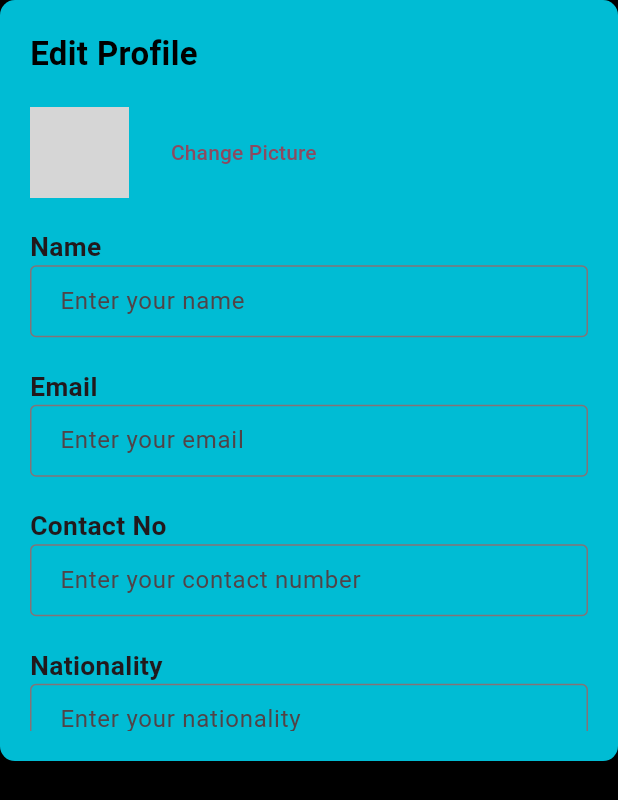
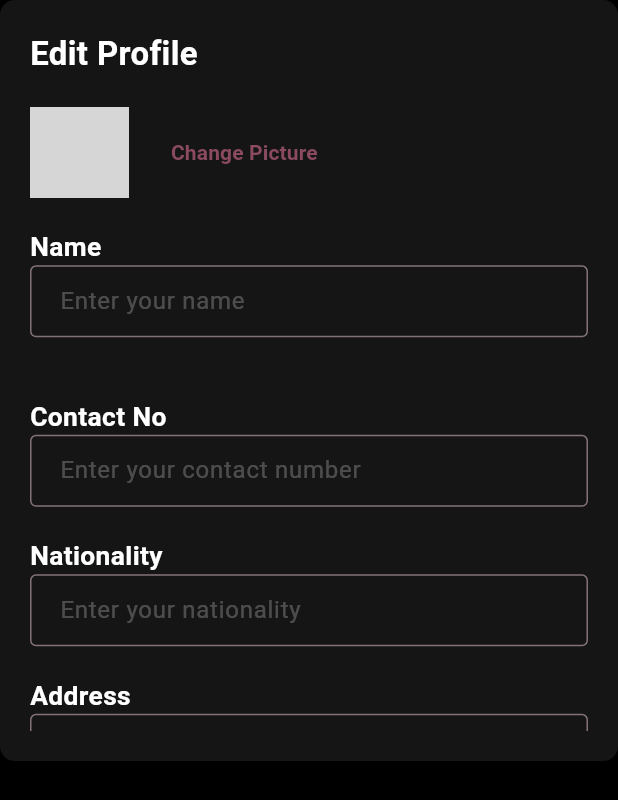
Before and after one commit to billalhossan1/coaching_app, a Flutter app: what editProfileBottomsheet() shows on an empty page, opened directly with empty values, on a phone screen of 412 x 824 dp. Shown: the top 800 px of the screen. Run offline on Flutter 3.47's test engine with Material 3 defaults, Android fonts, the phone set to English and light mode, and no system bars; our stand-ins replace cached_network_image, dropdown_button2, flutter_phoenix, flutter_screenutil, flutter_svg, get and 6 more; accounts and stored records are empty; network calls fail; grey boxes are pictures that could not be loaded.

Commit message:
profile done

```diff
--- a/lib/Service/api_url.dart
+++ b/lib/Service/api_url.dart
@@ -24,7 +24,7 @@ class ApiConstant {
   static const resend_otp = "/auth/resend-otp";
   static const get_profile = "/user/profile";
   static const change_password = "/user/change-password";
-  static const update_profile = "/user";
+  static const update_profile = "/user/profile";
   static const user_info = "/user/info";
   static const create_post = "/post";
   static const fetch_post = "/post";
--- a/lib/view/screen/home/home_screen.dart
+++ b/lib/view/screen/home/home_screen.dart
@@ -1,5 +1,6 @@
 import 'package:flutter/material.dart';
 import 'package:flutter_screenutil/flutter_screenutil.dart';
+import 'package:football_coaching_coach_app/Service/api_url.dart';
 import 'package:football_coaching_coach_app/shimmer/course_shimmer.dart';
 import 'package:football_coaching_coach_app/shimmer/row_shimmer.dart';
 import 'package:football_coaching_coach_app/shimmer/shimmer_profile_header.dart';
@@ -32,8 +33,8 @@ class HomeScreen extends StatelessWidget {
                 ? buildShimmerProfileHeader(context)
                 : CustomAppBarWithoutBorder(
                     context,
-                    homeController.profileModel.value?.profileModel?.image ??
-                        '',
+                    "${ApiConstant.imageUrl}${homeController.profileModel.value?.profileModel?.image ??
+                        ''}",
                   ),
           ),
           Container(
--- a/lib/view/screen/home/profile/edit_profile_bottom_shit.dart
+++ b/lib/view/screen/home/profile/edit_profile_bottom_shit.dart
@@ -1,21 +1,28 @@
 import 'package:flutter/material.dart';
 import 'package:flutter_screenutil/flutter_screenutil.dart';
+import 'package:football_coaching_coach_app/Service/api_url.dart';
+import 'package:football_coaching_coach_app/utils/AppColors/app_colors.dart';
 import 'package:get/get.dart';
+import 'package:image_picker/image_picker.dart';
 
 import '../../../widget/custom_svg.dart';
 import '../controller/home_controller.dart';
 import 'model/profile_model.dart'; // Assuming you use Svg for your icons
 
 // The bottom sheet widget for editing the profile
-Widget editProfileBottomsheet(ProfileModel? profileModel, HomeController controller) {
+Widget editProfileBottomsheet(
+  ProfileModel? profileModel,
+  HomeController controller,BuildContext context
+) {
   return Container(
     padding: const EdgeInsets.all(20),
     height: 500.h,
     decoration: BoxDecoration(
-      color: Colors.cyan,
-      borderRadius: BorderRadius.circular(10)
+      color: AppColors.black900,
+      borderRadius: BorderRadius.circular(10),
     ),
-    child: SingleChildScrollView(  // Add this widget to make content scrollable
+    child: SingleChildScrollView(
+      // Add this widget to make content scrollable
       child: Column(
         crossAxisAlignment: CrossAxisAlignment.start,
         children: [
@@ -25,17 +32,29 @@ Widget editProfileBottomsheet(ProfileModel? profileModel, HomeController control
             style: TextStyle(
               fontSize: 20.sp,
               fontWeight: FontWeight.bold,
-              color: Colors.black,
+              color: Colors.white,
             ),
           ),
           const SizedBox(height: 20),
 
           // Profile Picture Change (this is just a placeholder)
-          Row(
+          GetBuilder<HomeController>(
+            builder: (context) {
+              return Row(
                 children: [
-              ClipOval(
+                  controller.selectedImage == null
+                      ? ClipOval(
                     child: Image.network(
-                  profileModel?.profileModel?.image ?? '', // Placeholder image path
+                      "${ApiConstant.imageUrl}${profileModel?.profileModel?.image ??
+                          ''}", // Placeholder image path
+                      height: 60.h,
+                      width: 60.w,
+                      fit: BoxFit.cover,
+                    ),
+                  )
+                      : ClipOval(
+                    child: Image.file(
+                      controller.selectedImage!, // Placeholder image path
                       height: 60.h,
                       width: 60.w,
                       fit: BoxFit.cover,
@@ -44,55 +63,66 @@ Widget editProfileBottomsheet(ProfileModel? profileModel, HomeController control
                   const SizedBox(width: 16),
                   TextButton(
                     onPressed: () {
-                  // Implement image picking functionality here
+                      controller.pickImage(ImageSource.gallery);
                     },
-                child: const Text('Change Picture'),
+                    child: const Text(
+                      'Change Picture',
+                      style: TextStyle(fontWeight: FontWeight.bold),
+                    ),
                   ),
                 ],
+              );
+            }
           ),
           const SizedBox(height: 20),
 
           // Name input field
           Text(
             'Name',
-            style: TextStyle(fontSize: 16.sp, fontWeight: FontWeight.w600),
+            style: TextStyle(
+              fontSize: 16.sp,
+              fontWeight: FontWeight.w600,
+              color: Colors.white,
+            ),
           ),
           TextField(
             controller: controller.nameController,
+            style: const TextStyle(color: Colors.white70),
             decoration: const InputDecoration(
               hintText: 'Enter your name',
+              hintStyle: TextStyle(color: Colors.white24),
               border: OutlineInputBorder(),
-              contentPadding: EdgeInsets.symmetric(horizontal: 16, vertical: 10),
+              contentPadding: EdgeInsets.symmetric(
+                horizontal: 16,
+                vertical: 10,
+              ),
             ),
           ),
           const SizedBox(height: 20),
 
-          // Email input field
-          Text(
-            'Email',
-            style: TextStyle(fontSize: 16.sp, fontWeight: FontWeight.w600),
-          ),
-          TextField(
-            controller: controller.emailController,
-            decoration: const InputDecoration(
-              hintText: 'Enter your email',
-              border: OutlineInputBorder(),
-              contentPadding: EdgeInsets.symmetric(horizontal: 16, vertical: 10),
-            ),
-          ),
           const SizedBox(height: 20),
 
           // Contact No input field
           Text(
             'Contact No',
-            style: TextStyle(fontSize: 16.sp, fontWeight: FontWeight.w600),
+            style: TextStyle(
+              fontSize: 16.sp,
+              fontWeight: FontWeight.w600,
+              color: Colors.white,
+            ),
           ),
           TextField(
-            controller: controller.emailController,
+            controller: controller.contactTEController,
+            style: const TextStyle(color: Colors.white70),
             decoration: const InputDecoration(
               hintText: 'Enter your contact number',
+              hintStyle: TextStyle(color: Colors.white24),
+
               border: OutlineInputBorder(),
-              contentPadding: EdgeInsets.symmetric(horizontal: 16, vertical: 10),
+              contentPadding: EdgeInsets.symmetric(
+                horizontal: 16,
+                vertical: 10,
+              ),
             ),
           ),
           const SizedBox(height: 20),
@@ -100,14 +130,24 @@ Widget editProfileBottomsheet(ProfileModel? profileModel, HomeController control
           // Nationality input field
           Text(
             'Nationality',
-            style: TextStyle(fontSize: 16.sp, fontWeight: FontWeight.w600),
+            style: TextStyle(
+              fontSize: 16.sp,
+              fontWeight: FontWeight.w600,
+              color: Colors.white,
+            ),
           ),
           TextField(
-            controller: controller.emailController,
+            controller: controller.nationalityTEController,
+            style: const TextStyle(color: Colors.white70),
             decoration: const InputDecoration(
               hintText: 'Enter your nationality',
+              hintStyle: TextStyle(color: Colors.white24),
+
               border: OutlineInputBorder(),
-              contentPadding: EdgeInsets.symmetric(horizontal: 16, vertical: 10),
+              contentPadding: EdgeInsets.symmetric(
+                horizontal: 16,
+                vertical: 10,
+              ),
             ),
           ),
           const SizedBox(height: 20),
@@ -115,29 +155,35 @@ Widget editProfileBottomsheet(ProfileModel? profileModel, HomeController control
           // Address input field
           Text(
             'Address',
-            style: TextStyle(fontSize: 16.sp, fontWeight: FontWeight.w600),
+            style: TextStyle(
+              fontSize: 16.sp,
+              fontWeight: FontWeight.w600,
+              color: Colors.white,
+            ),
           ),
           TextField(
-            controller: controller.emailController,
+            controller: controller.addressTEController,
+            style: const TextStyle(color: Colors.white70),
             decoration: const InputDecoration(
               hintText: 'Enter your address',
+              hintStyle: TextStyle(color: Colors.white24),
+
               border: OutlineInputBorder(),
-              contentPadding: EdgeInsets.symmetric(horizontal: 16, vertical: 10),
+              contentPadding: EdgeInsets.symmetric(
+                horizontal: 16,
+                vertical: 10,
+              ),
             ),
           ),
           const SizedBox(height: 20),
 
           // Save button
-          ElevatedButton(
+          Obx(()=>controller.isUpdateProfileLoading.value?CircularProgressIndicator():ElevatedButton(
             onPressed: () {
-              // Handle save action here
-              String name = controller.nameController.text;
-              String email = controller.emailController.text;
-              // Perform save action with the updated values
-              Get.back(); // Close the bottom sheet
+              controller.onTapUpdate(context);
             },
             child: const Text('Save Changes'),
-          ),
+          ),)
         ],
       ),
     ),
```
Also changed, not shown: lib/view/screen/home/controller/home_controller.dart (+55 -4 lines), lib/view/screen/home/profile/profile.dart (+4 -3 lines), lib/view/screen/home/profile/profile_details/profile_details.dart (+133 -73 lines), lib/view/screen/home/repo/home_screen_repo.dart (+35 -0 lines), lib/view/screen/home/widget/app_image.dart (added). Lines whose indentation alone changed are shown as unchanged.
